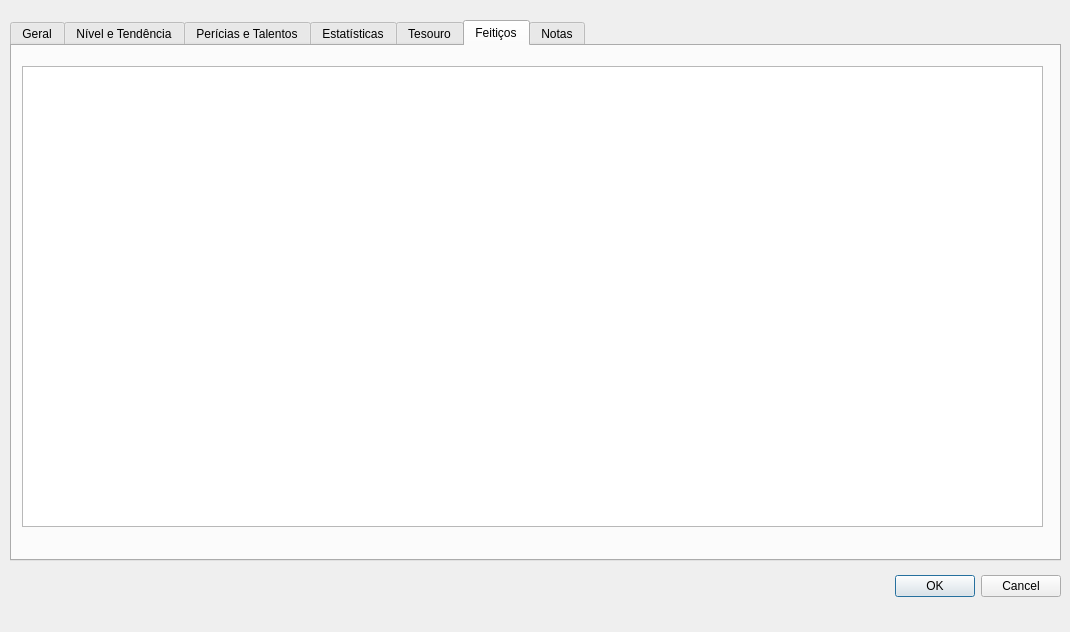
Old version of the form ifg/qt/ui/entidade.ui in the repository matferib/tabuleiro-virtual.
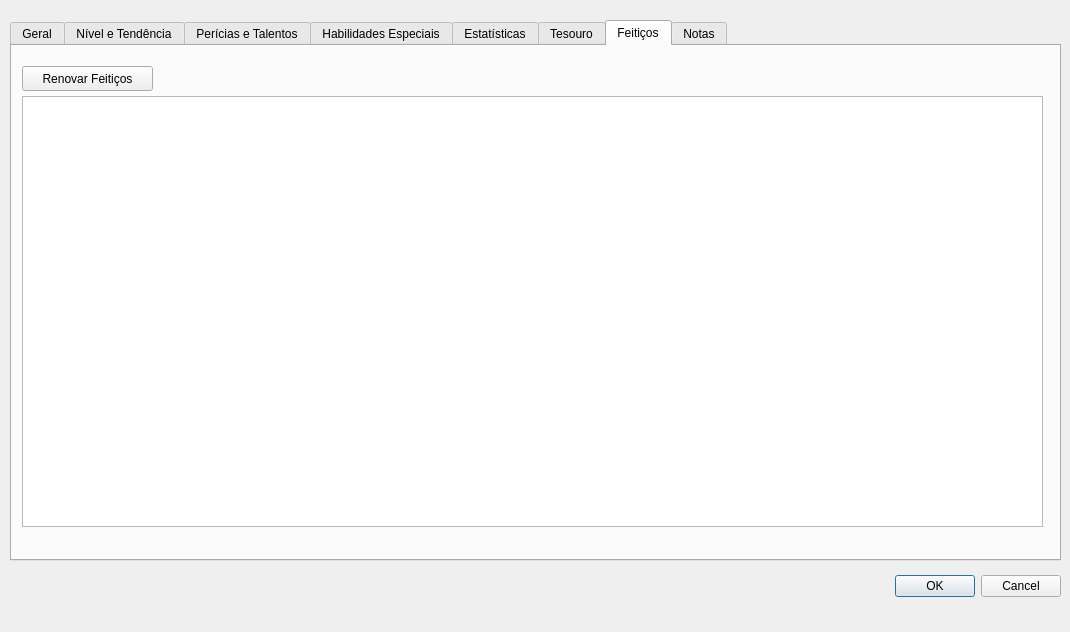
New version of the form. The open tabs and pages were chosen to show the change.

Commit message: renovar feiticos na UI

```diff
--- a/ifg/qt/ui/entidade.ui
+++ b/ifg/qt/ui/entidade.ui
@@ -1746,6 +1746,11 @@
      </property>
     </widget>
    </widget>
+   <widget class="QWidget" name="tab_5">
+    <attribute name="title">
+     <string>Habilidades Especiais</string>
+    </attribute>
+   </widget>
    <widget class="QWidget" name="tab_estatisticas">
     <attribute name="title">
      <string>Estatísticas</string>
@@ -3501,9 +3506,9 @@
      <property name="geometry">
       <rect>
        <x>10</x>
-       <y>20</y>
+       <y>50</y>
        <width>1021</width>
-       <height>461</height>
+       <height>431</height>
       </rect>
      </property>
      <property name="sizePolicy">
@@ -3533,6 +3538,22 @@
       </property>
      </column>
     </widget>
+    <widget class="QPushButton" name="botao_renovar_feiticos">
+     <property name="geometry">
+      <rect>
+       <x>10</x>
+       <y>20</y>
+       <width>131</width>
+       <height>25</height>
+      </rect>
+     </property>
+     <property name="toolTip">
+      <string>Deixa todos os feitiços disponíveis para uso.</string>
+     </property>
+     <property name="text">
+      <string>Renovar Feitiços</string>
+     </property>
+    </widget>
    </widget>
    <widget class="QWidget" name="tab_2">
     <attribute name="title">
```
The commit also changes 1 other file.
